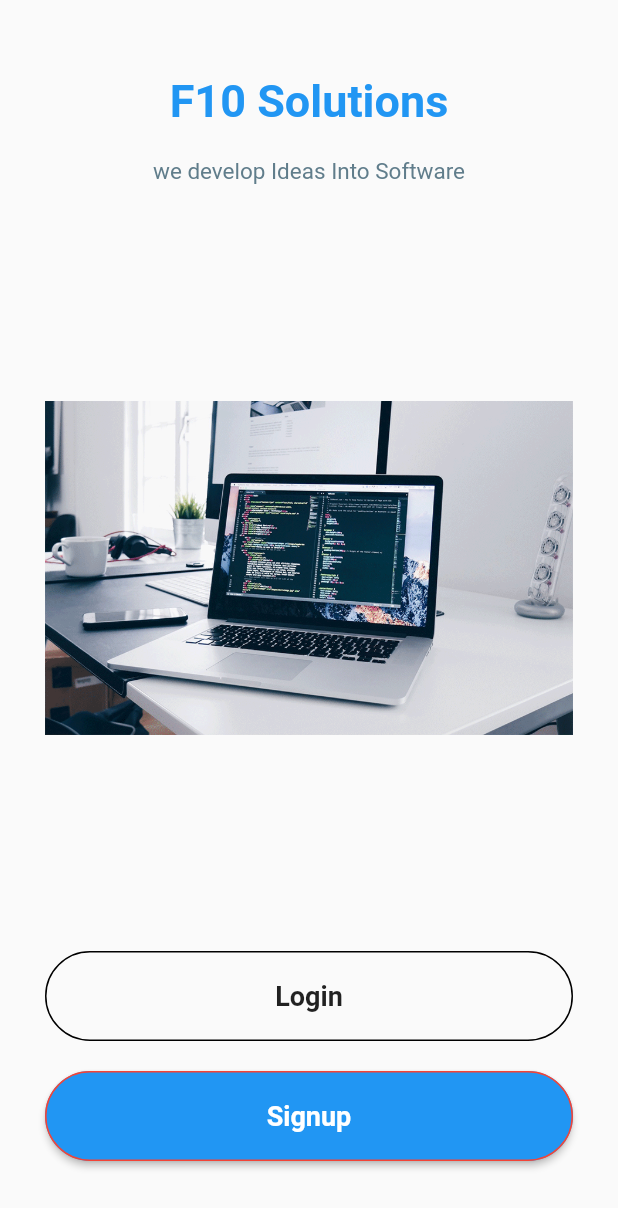
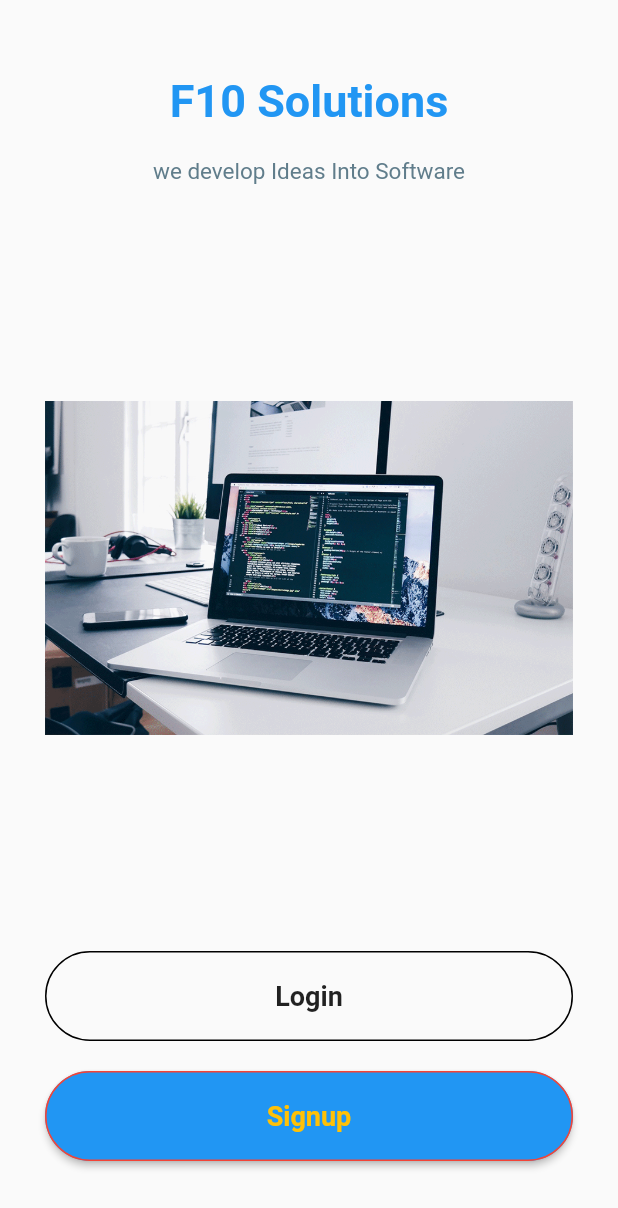
Before and after one commit to rahat-hub/login_app, a Flutter app: the screen it shows after launch, on a phone screen of 412 x 824 dp. Shown: the top 1208 px of the screen. Run offline on Flutter 3.47's test engine with Material 2 defaults, Android fonts, the phone set to English and light mode, and no system bars.

Commit message:
add text colors

```diff
--- a/lib/main.dart
+++ b/lib/main.dart
@@ -92,7 +92,7 @@ class HomePage extends StatelessWidget {
                     child: const Text(
                       'Signup',
                       style: TextStyle(
-                        color: Colors.white,
+                        color: Colors.amber,
                         fontWeight: FontWeight.w600,
                         fontSize: 18,
                       ),
```
